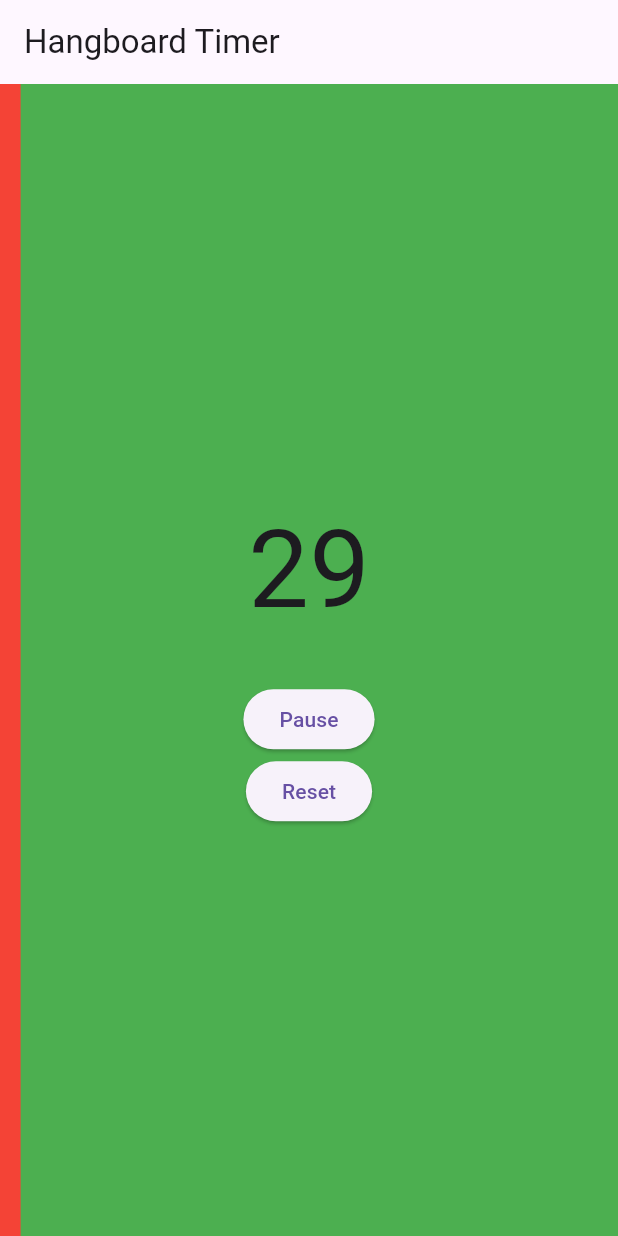
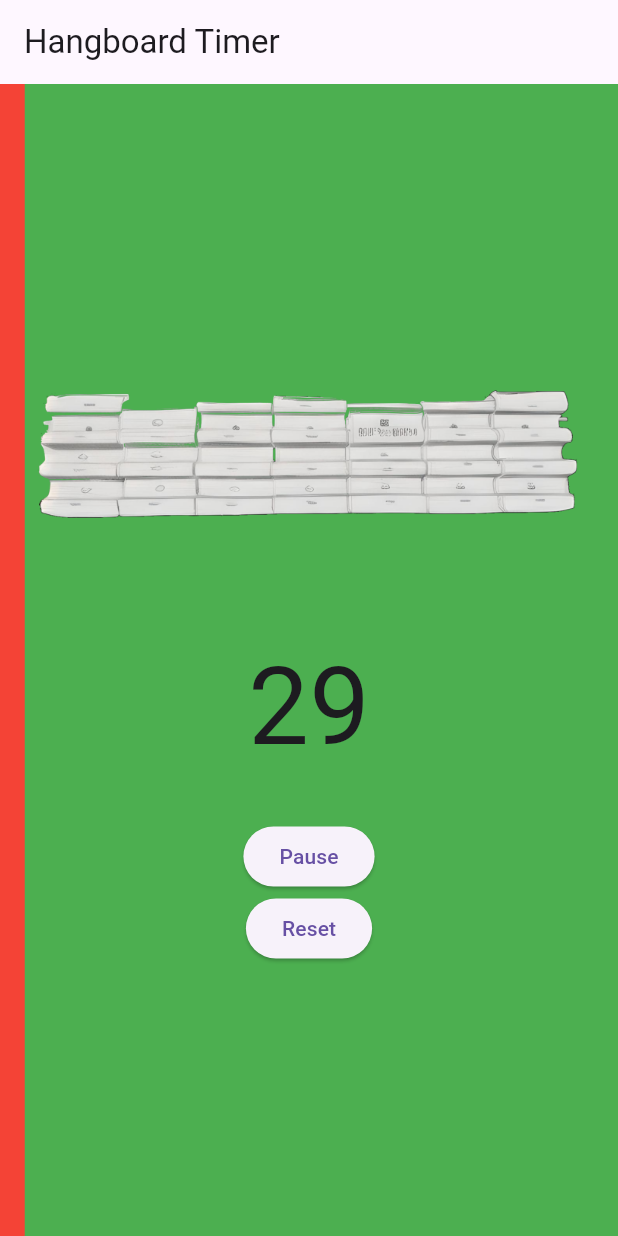
Before and after one commit to raul-sauco/hangboard-timer, a Flutter app: the screen it shows after launch, after a tap on "Start", on a phone screen of 412 x 824 dp. Run offline on Flutter 3.47's test engine with Material 3 defaults, Android fonts, the phone set to English and light mode, and no system bars; our stand-ins replace flutter_bloc, freezed_annotation.

Commit message:
Add hangboard image asset

```diff
--- a/lib/hangboard_timer.dart
+++ b/lib/hangboard_timer.dart
@@ -30,8 +30,17 @@ class HangboardTimer extends StatelessWidget {
                 child: Column(
                   mainAxisSize: MainAxisSize.min,
                   children: [
+                    Container(
+                      padding: const EdgeInsets.symmetric(
+                        vertical: 16.0,
+                        horizontal: 24.0,
+                      ),
+                      width: double.infinity,
+                      child: Image.asset('assets/images/hangboard.png'),
+                    ),
+                    const SizedBox(height: 48),
                     Text(
-                      '${state.timeLeft}',
+                      '${state.secondsLeft}',
                       style: const TextStyle(fontSize: 72),
                     ),
                     const SizedBox(height: 24),
--- a/lib/timer/bloc.dart
+++ b/lib/timer/bloc.dart
@@ -7,7 +7,10 @@ import 'package:freezed_annotation/freezed_annotation.dart';
 part 'bloc.freezed.dart';
 
 class TimerBloc extends Bloc<TimerEvent, TimerState> {
-  static const int _initialDuration = 30;
+  static const int _initialDuration = 30000;
+
+  /// The time ellapsed between ticks in miliseconds.
+  static const int _tickerInterval = 100;
   Timer? _ticker;
 
   TimerBloc()
@@ -26,7 +29,7 @@ class TimerBloc extends Bloc<TimerEvent, TimerState> {
   }
 
   void _onTick(_Tick event, Emitter<TimerState> emit) {
-    final newTime = state.timeLeft - 1;
+    final newTime = state.timeLeft - _tickerInterval;
     if (newTime <= 0) {
       _ticker?.cancel();
       emit(const TimerState.initial(_initialDuration, _initialDuration));
@@ -51,7 +54,9 @@ class TimerBloc extends Bloc<TimerEvent, TimerState> {
   }
 
   void _startTicker() {
-    _ticker = Timer.periodic(const Duration(seconds: 1), (_) {
+    _ticker = Timer.periodic(const Duration(milliseconds: _tickerInterval), (
+      _,
+    ) {
       add(const TimerEvent.tick());
     });
   }
@@ -79,4 +84,6 @@ sealed class TimerState with _$TimerState {
   const factory TimerState.initial(int timeLeft, int totalTime) = Initial;
   const factory TimerState.running(int timeLeft, int totalTime) = Running;
   const factory TimerState.paused(int timeLeft, int totalTime) = Paused;
+
+  int get secondsLeft => (timeLeft / 1000).ceil();
 }
--- a/pubspec.yaml
+++ b/pubspec.yaml
@@ -64,9 +64,8 @@ flutter:
   uses-material-design: true
 
   # To add assets to your application, add an assets section, like this:
-  # assets:
-  #   - images/a_dot_burr.jpeg
-  #   - images/a_dot_ham.jpeg
+  assets:
+    - assets/images/hangboard.png
 
   # An image asset can refer to one or more resolution-specific "variants", see
   # https://flutter.dev/to/resolution-aware-images
```
Also changed, not shown: assets/images/hangboard.png (added).
